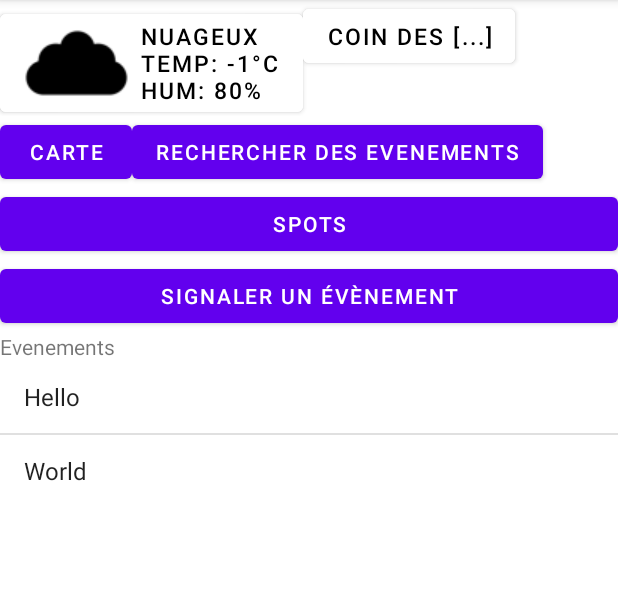
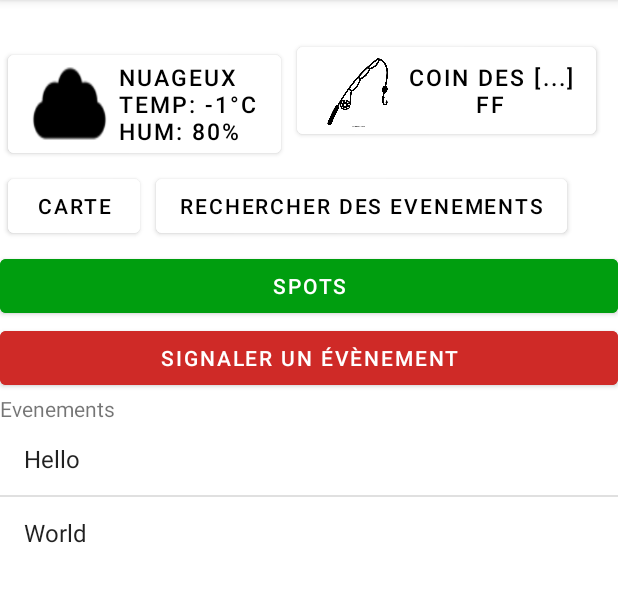
Before and after one commit to lespoischiches/naufrage, an Android app: the screen it shows after launch (MainActivity), on a phone screen of 412 x 824 dp, the part 84-686 px from its top. Run offline under Robolectric (Android 15) with nearby library versions, the phone set to English and light mode, and no system bars.

Commit message:
change some stuffs in appearance

```diff
--- /dev/null
+++ b/app/src/main/res/drawable/btn_background.xml
@@ -0,0 +1,5 @@
+<?xml version="1.0" encoding="utf-8"?>
+<shape xmlns:android="http://schemas.android.com/apk/res/android" android:shape="rectangle">
+    <corners android:radius="3dp" />
+    <stroke android:width="5px" android:color="#000000" />
+</shape>
--- /dev/null
+++ b/app/src/main/res/drawable/drawable_canne.xml
@@ -0,0 +1,7 @@
+<?xml version="1.0" encoding="utf-8"?>
+<layer-list xmlns:android="http://schemas.android.com/apk/res/android">
+    <item
+        android:drawable="@drawable/canne_icon"
+        android:width="50dp"
+        android:height="50dp" />
+</layer-list>
--- /dev/null
+++ b/app/src/main/res/drawable/drawable_cloud.xml
@@ -0,0 +1,7 @@
+<?xml version="1.0" encoding="utf-8"?>
+<layer-list xmlns:android="http://schemas.android.com/apk/res/android" >
+    <item
+        android:drawable="@drawable/cloud_icon"
+        android:width="50dp"
+        android:height="50dp" />
+</layer-list>
--- a/app/src/main/res/layout/activity_main.xml
+++ b/app/src/main/res/layout/activity_main.xml
@@ -12,6 +12,7 @@
         android:id="@+id/accueilfirstlinearlayout"
         app:layout_constraintLeft_toLeftOf="parent"
         app:layout_constraintTop_toTopOf="parent"
+        android:layout_marginTop="20dp"
         >
 
         <Button
@@ -19,21 +20,23 @@
             android:layout_width="wrap_content"
             android:layout_height="wrap_content"
             android:backgroundTint="@color/white"
-            android:drawableLeft="@drawable/cloud_icon"
+            android:drawableLeft="@drawable/drawable_cloud"
             android:text="Nuageux\nTemp: -1°C\nHum: 80%"
+            android:layout_margin="5dp"
             android:textAlignment="textStart"
             android:textColor="@color/black"
-            android:textSize="15dp"
-            app:layout_constraintLeft_toLeftOf="parent"
-            app:layout_constraintTop_toTopOf="parent" />
+            android:textSize="15dp" />
 
         <Button
+            android:id="@+id/btn_accueil_coin"
             android:layout_width="wrap_content"
             android:layout_height="wrap_content"
             android:backgroundTint="@color/white"
+            android:layout_margin="5dp"
             android:textColor="@color/black"
+            android:drawableLeft="@drawable/drawable_canne"
             android:textSize="15dp"
-            android:text="Coin des [...]" />
+            android:text="Coin des [...]\nff" />
     </LinearLayout>
 
     <LinearLayout
@@ -46,10 +49,16 @@
         <Button
             android:layout_width="wrap_content"
             android:layout_height="wrap_content"
+            android:backgroundTint="@color/white"
+            android:textColor="@color/black"
+            android:layout_margin="5dp"
             android:text="Carte"/>
         <Button
             android:layout_width="wrap_content"
             android:layout_height="wrap_content"
+            android:backgroundTint="@color/white"
+            android:layout_margin="5dp"
+            android:textColor="@color/black"
             android:text="Rechercher des evenements"/>
 
     </LinearLayout>
@@ -58,6 +67,7 @@
         android:layout_width="fill_parent"
         android:layout_height="wrap_content"
         android:id="@+id/btn_accueil_spot"
+        android:backgroundTint="#009E0F"
         android:text="SPOTS"
         app:layout_constraintLeft_toLeftOf="parent"
         app:layout_constraintTop_toBottomOf="@id/accueilsecondlinearlayout" />
@@ -66,6 +76,7 @@
         android:layout_width="fill_parent"
         android:layout_height="wrap_content"
         android:id="@+id/btn_accueil_signaler_evenement"
+        android:backgroundTint="#CF2A27"
         app:layout_constraintTop_toBottomOf="@id/btn_accueil_spot"
         app:layout_constraintLeft_toLeftOf="parent"
         android:text="Signaler un évènement"/>
```
